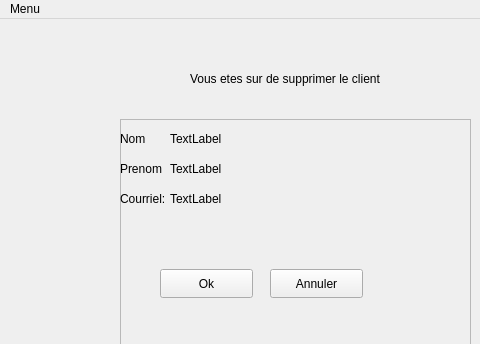
First picture: the form in Final_Project_Ko/UI/creator/Confirmation_suppresion_client2.ui, repository kortiz03/project_final, before the edit; both pictures show x 0 to 480 and y 0 to 344 of the 800 by 600 pixel window.
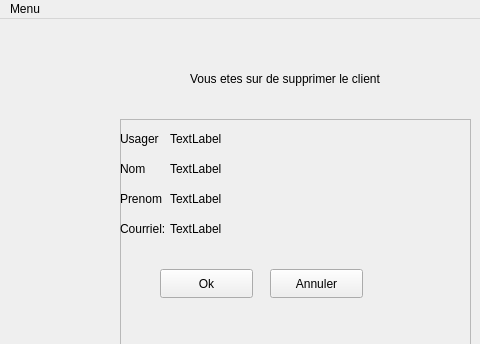
Second picture: the form after the edit.

```diff
--- a/Final_Project_Ko/UI/creator/Confirmation_suppresion_client2.ui
+++ b/Final_Project_Ko/UI/creator/Confirmation_suppresion_client2.ui
@@ -59,7 +59,7 @@
      <property name="geometry">
       <rect>
        <x>0</x>
-       <y>70</y>
+       <y>100</y>
        <width>63</width>
        <height>20</height>
       </rect>
@@ -72,7 +72,7 @@
      <property name="geometry">
       <rect>
        <x>50</x>
-       <y>70</y>
+       <y>100</y>
        <width>63</width>
        <height>20</height>
       </rect>
@@ -85,7 +85,7 @@
      <property name="geometry">
       <rect>
        <x>0</x>
-       <y>40</y>
+       <y>70</y>
        <width>63</width>
        <height>20</height>
       </rect>
@@ -98,7 +98,7 @@
      <property name="geometry">
       <rect>
        <x>50</x>
-       <y>40</y>
+       <y>70</y>
        <width>63</width>
        <height>20</height>
       </rect>
@@ -111,7 +111,7 @@
      <property name="geometry">
       <rect>
        <x>0</x>
-       <y>10</y>
+       <y>40</y>
        <width>63</width>
        <height>20</height>
       </rect>
@@ -124,6 +124,32 @@
      <property name="geometry">
       <rect>
        <x>50</x>
+       <y>40</y>
+       <width>63</width>
+       <height>20</height>
+      </rect>
+     </property>
+     <property name="text">
+      <string>TextLabel</string>
+     </property>
+    </widget>
+    <widget class="QLabel" name="label_10">
+     <property name="geometry">
+      <rect>
+       <x>0</x>
+       <y>10</y>
+       <width>63</width>
+       <height>20</height>
+      </rect>
+     </property>
+     <property name="text">
+      <string>Usager</string>
+     </property>
+    </widget>
+    <widget class="QLabel" name="confirmDelUsager">
+     <property name="geometry">
+      <rect>
+       <x>50</x>
        <y>10</y>
        <width>63</width>
        <height>20</height>
```
Left out of the diff: 4 changed lines with no effect on the pictures.
